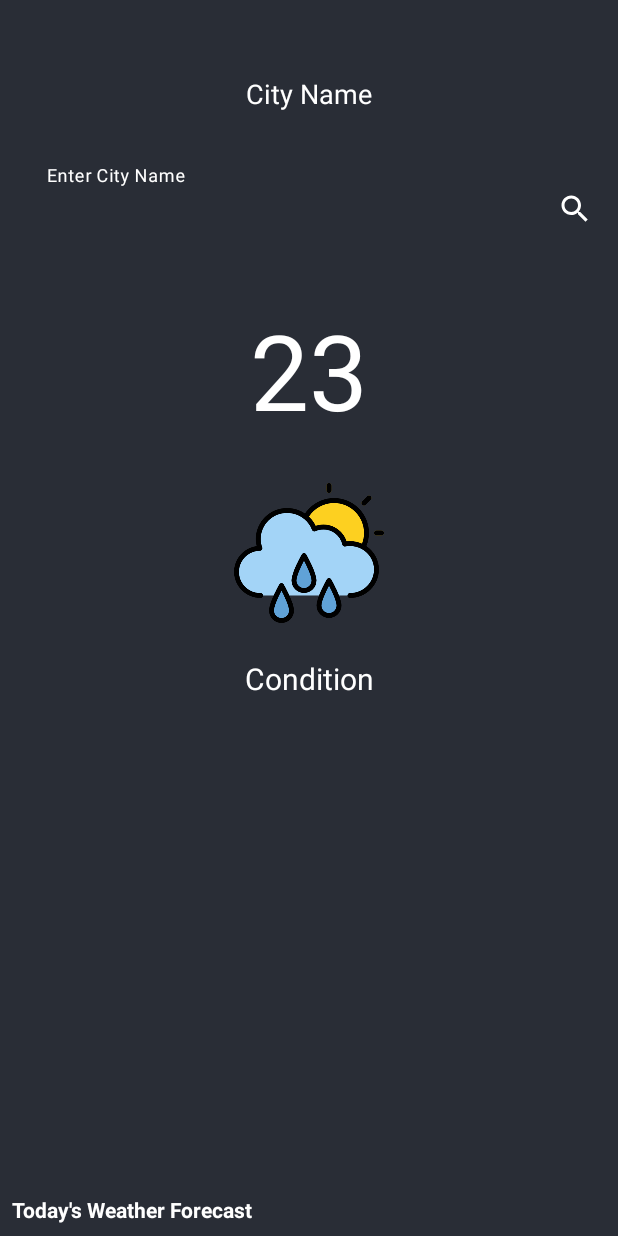
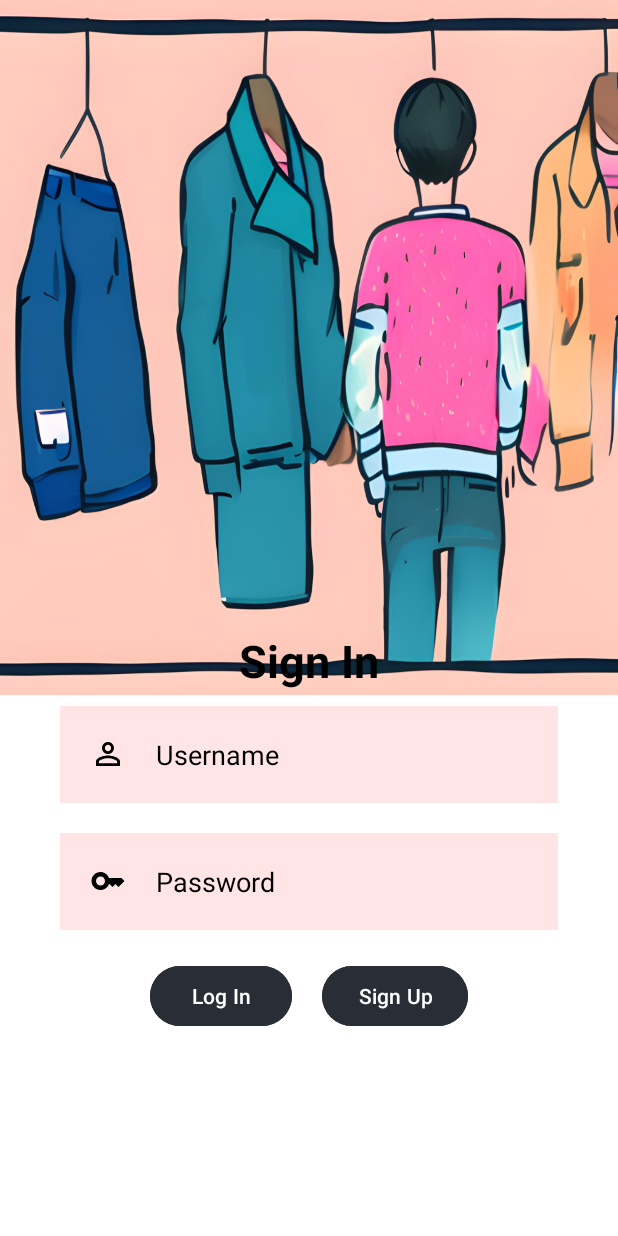
Before and after one commit to Blue-Frogs/BlueFrogs, an Android app: the screen it shows after launch (MainActivity before the commit, Login after it), on a phone screen of 412 x 824 dp. Run offline under Robolectric (Android 15) with nearby library versions, the light colour scheme and no system bars.

Commit message:
Login page UI

```diff
--- /dev/null
+++ b/app/src/main/java/com/example/bluefrogs/Login.java
@@ -0,0 +1,59 @@
+package com.example.bluefrogs;
+
+import androidx.appcompat.app.AppCompatActivity;
+
+import android.content.Intent;
+import android.os.Bundle;
+import android.os.TestLooperManager;
+import android.view.View;
+import android.widget.Button;
+import android.widget.TextView;
+import android.widget.Toast;
+
+public class Login extends AppCompatActivity {
+    private TextView usernameTV;
+    private TextView passwordTV;
+    private Button loginB;
+    private Button signupB;
+
+    @Override
+    protected void onCreate(Bundle savedInstanceState) {
+        super.onCreate(savedInstanceState);
+        setContentView(R.layout.activity_login);
+
+        loginB = findViewById(R.id.idBlogin);
+        signupB = findViewById(R.id.idBsignup);
+        usernameTV = findViewById(R.id.idETusername);
+        passwordTV = findViewById(R.id.idETpassword);
+
+        loginB.setOnClickListener(new View.OnClickListener() {
+            @Override
+            public void onClick(View view) {
+                if(usernameTV.getText().toString().equals("admin") && passwordTV.getText().toString().equals("admin")){
+                    openMain();
+                }
+                else {
+                    Toast.makeText(Login.this, "Login Failed", Toast.LENGTH_SHORT).show();
+                }
+
+            }
+        });
+
+        signupB.setOnClickListener(new View.OnClickListener() {
+            @Override
+            public void onClick(View view) {
+                openSignup();
+            }
+        });
+    }
+
+    public void openMain() {
+        Intent intent = new Intent(this, MainActivity.class);
+        startActivity(intent);
+    }
+
+    public void openSignup() {
+        Intent intent = new Intent(this, Signup.class);
+        startActivity(intent);
+    }
+}
--- a/app/src/main/java/com/example/bluefrogs/MainActivity.java
+++ b/app/src/main/java/com/example/bluefrogs/MainActivity.java
@@ -172,7 +172,7 @@ public class MainActivity extends AppCompatActivity {
                     }
                     else{
                         Log.d(TAG, "CITY NOT FOUND");
-                        Toast.makeText(this, "User City Not Found.", Toast.LENGTH_SHORT).show();
+                        //Toast.makeText(this, "User City Not Found.", Toast.LENGTH_SHORT).show();
                     }
                 }
             }
--- /dev/null
+++ b/app/src/main/res/drawable/baseline_key_24.xml
@@ -0,0 +1,5 @@
+<vector android:height="24dp" android:tint="#000000"
+    android:viewportHeight="24" android:viewportWidth="24"
+    android:width="24dp" xmlns:android="http://schemas.android.com/apk/res/android">
+    <path android:fillColor="@android:color/white" android:pathData="M21,10h-8.35C11.83,7.67 9.61,6 7,6c-3.31,0 -6,2.69 -6,6s2.69,6 6,6c2.61,0 4.83,-1.67 5.65,-4H13l2,2l2,-2l2,2l4,-4.04L21,10zM7,15c-1.65,0 -3,-1.35 -3,-3c0,-1.65 1.35,-3 3,-3s3,1.35 3,3C10,13.65 8.65,15 7,15z"/>
+</vector>
--- /dev/null
+++ b/app/src/main/res/drawable/baseline_person_outline_24.xml
@@ -0,0 +1,5 @@
+<vector android:height="24dp" android:tint="#000000"
+    android:viewportHeight="24" android:viewportWidth="24"
+    android:width="24dp" xmlns:android="http://schemas.android.com/apk/res/android">
+    <path android:fillColor="@android:color/white" android:pathData="M12,5.9c1.16,0 2.1,0.94 2.1,2.1s-0.94,2.1 -2.1,2.1S9.9,9.16 9.9,8s0.94,-2.1 2.1,-2.1m0,9c2.97,0 6.1,1.46 6.1,2.1v1.1L5.9,18.1L5.9,17c0,-0.64 3.13,-2.1 6.1,-2.1M12,4C9.79,4 8,5.79 8,8s1.79,4 4,4 4,-1.79 4,-4 -1.79,-4 -4,-4zM12,13c-2.67,0 -8,1.34 -8,4v3h16v-3c0,-2.66 -5.33,-4 -8,-4z"/>
+</vector>
--- /dev/null
+++ b/app/src/main/res/layout/activity_login.xml
@@ -0,0 +1,84 @@
+<?xml version="1.0" encoding="utf-8"?>
+<RelativeLayout xmlns:android="http://schemas.android.com/apk/res/android"
+    xmlns:app="http://schemas.android.com/apk/res-auto"
+    xmlns:tools="http://schemas.android.com/tools"
+    android:layout_width="match_parent"
+    android:layout_height="match_parent"
+    android:background="@drawable/login2"
+    tools:context=".Login">
+
+    <TextView
+        android:id="@+id/idTVsignin"
+        android:layout_width="match_parent"
+        android:layout_height="wrap_content"
+        android:text="Sign In"
+        android:textColor="@color/black"
+        android:textSize="30dp"
+        android:layout_marginTop="420dp"
+        android:gravity="center"
+        android:textStyle="bold"
+
+        />
+
+    <EditText
+        android:id="@+id/idETusername"
+        android:layout_width="match_parent"
+        android:layout_height="wrap_content"
+        android:layout_below="@id/idTVsignin"
+        android:layout_marginHorizontal="40dp"
+        android:layout_marginVertical="10dp"
+        android:padding="20dp"
+        android:hint="Username"
+        android:textColorHint="@color/black"
+        android:textColor="@color/black"
+        android:background="#FFE5E5"
+        android:drawableLeft="@drawable/baseline_person_outline_24"
+        android:drawablePadding="20dp"
+        />
+
+    <EditText
+        android:id="@+id/idETpassword"
+        android:layout_width="match_parent"
+        android:layout_height="wrap_content"
+        android:layout_below="@id/idETusername"
+        android:layout_marginHorizontal="40dp"
+        android:layout_marginVertical="10dp"
+        android:padding="20dp"
+        android:hint="Password"
+        android:textColorHint="@color/black"
+        android:textColor="@color/black"
+        android:background="#FFE5E5"
+        android:drawableLeft="@drawable/baseline_key_24"
+        android:drawablePadding="20dp"
+        android:inputType="textPassword"
+        />
+
+    <LinearLayout
+        android:layout_width="match_parent"
+        android:layout_height="wrap_content"
+        android:layout_below="@+id/idETpassword"
+        android:gravity="center">
+
+        <Button
+            android:id="@+id/idBlogin"
+            android:layout_width="wrap_content"
+            android:layout_height="wrap_content"
+            android:layout_below="@id/idETpassword"
+            android:text=" Log In "
+            android:backgroundTint="@color/black_shade_1"
+            android:layout_margin="10dp"
+            />
+
+        <Button
+            android:id="@+id/idBsignup"
+            android:layout_width="wrap_content"
+            android:layout_height="wrap_content"
+            android:layout_below="@id/idETpassword"
+            android:text="Sign Up"
+            android:backgroundTint="@color/black_shade_1"
+            android:layout_margin="10dp"
+            />
+
+    </LinearLayout>
+
+</RelativeLayout>
--- a/app/src/main/res/layout/activity_main.xml
+++ b/app/src/main/res/layout/activity_main.xml
@@ -12,7 +12,7 @@
         android:id="@+id/idPBLoading"
         android:layout_width="wrap_content"
         android:layout_height="wrap_content"
-        android:visibility="gone"
+        android:visibility="visible"
         android:layout_centerInParent="true"
         />
 
@@ -20,7 +20,7 @@
         android:id="@+id/idRLHome"
         android:layout_width="match_parent"
         android:layout_height="match_parent"
-        android:visibility="visible"
+        android:visibility="gone"
         >
 
         <ImageView
@@ -55,6 +55,7 @@
 
             <com.google.android.material.textfield.TextInputLayout
                 android:id="@+id/idTILCity"
+                style="@style/Widget.MaterialComponents.TextInputLayout.OutlinedBox"
                 android:layout_width="0dp"
                 android:layout_height="wrap_content"
                 android:layout_margin="10dp"
@@ -63,6 +64,7 @@
                 android:hint="Enter City Name"
                 android:padding="5dp"
                 app:hintTextColor="@color/white"
+                app:boxStrokeColor="@android:color/transparent"
                 android:textColorHint="@color/white"
                 >
 
```
Also changed, not shown: app/src/main/AndroidManifest.xml (+12 -6 lines), app/src/main/java/com/example/bluefrogs/Signup.java (added, +14 -0 lines), app/src/main/res/layout/activity_signup.xml (added, +9 -0 lines), app/src/main/res/drawable/login1.png (added), app/src/main/res/drawable/login2.png (added).
